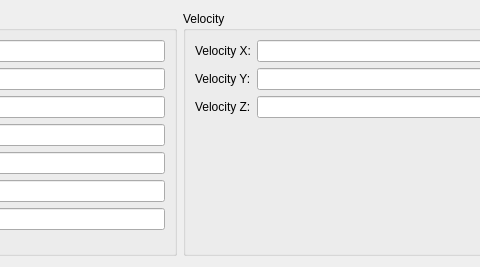
Before: the Qt Designer form src/UserInterface/src/Widget/AircraftWidget.ui in till213/SkyDolly, drawn with Qt 5; both pictures show x 290 to 770 and y 0 to 267 of the 940 by 267 pixel window.
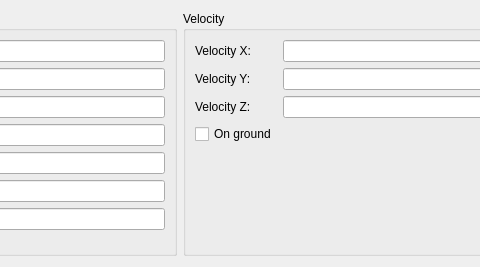
After: the same form once the commit is applied.

Commit message: Feature/separate aircraft attitude (#147)

```diff
--- a/src/UserInterface/src/Widget/AircraftWidget.ui
+++ b/src/UserInterface/src/Widget/AircraftWidget.ui
@@ -92,6 +92,26 @@
         </property>
        </widget>
       </item>
+      <item row="3" column="0">
+       <widget class="QCheckBox" name="onGroundCheckBox">
+        <property name="text">
+         <string>On ground</string>
+        </property>
+       </widget>
+      </item>
+      <item row="4" column="0">
+       <spacer name="verticalSpacer">
+        <property name="orientation">
+         <enum>Qt::Vertical</enum>
+        </property>
+        <property name="sizeHint" stdset="0">
+         <size>
+          <width>20</width>
+          <height>40</height>
+         </size>
+        </property>
+       </spacer>
+      </item>
      </layout>
     </widget>
    </item>
```
The commit also changes 89 other files.
